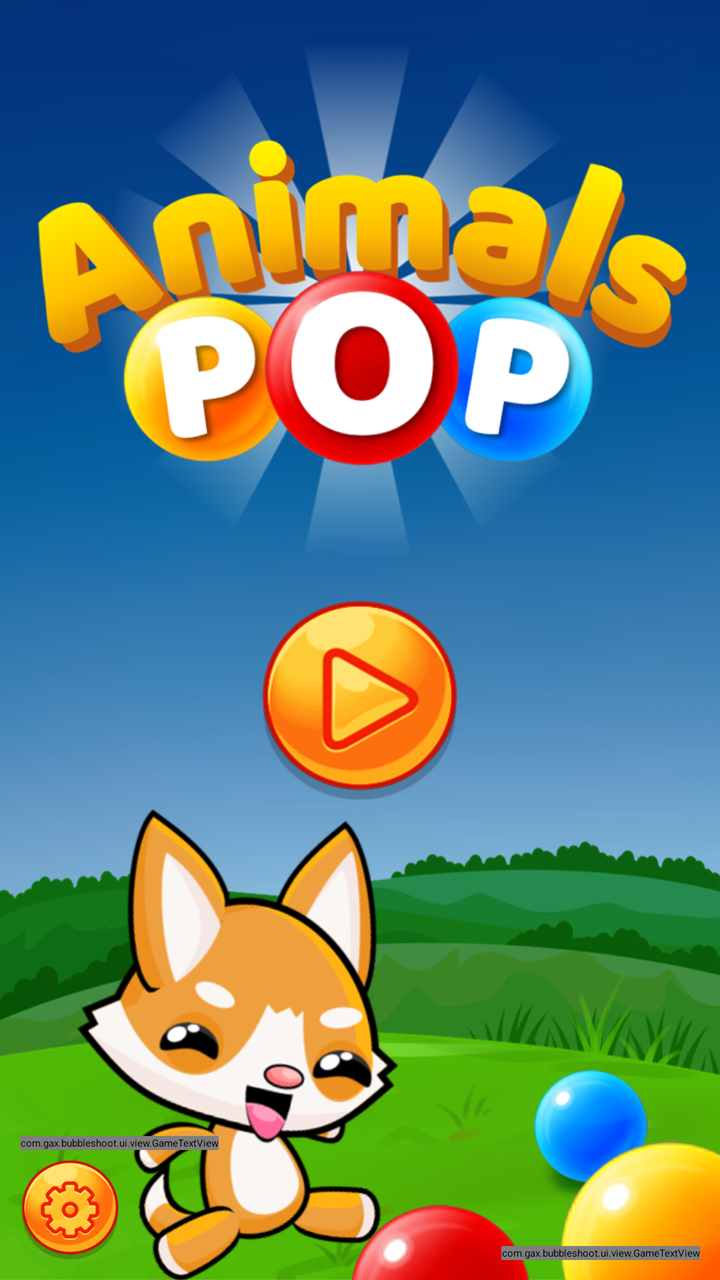
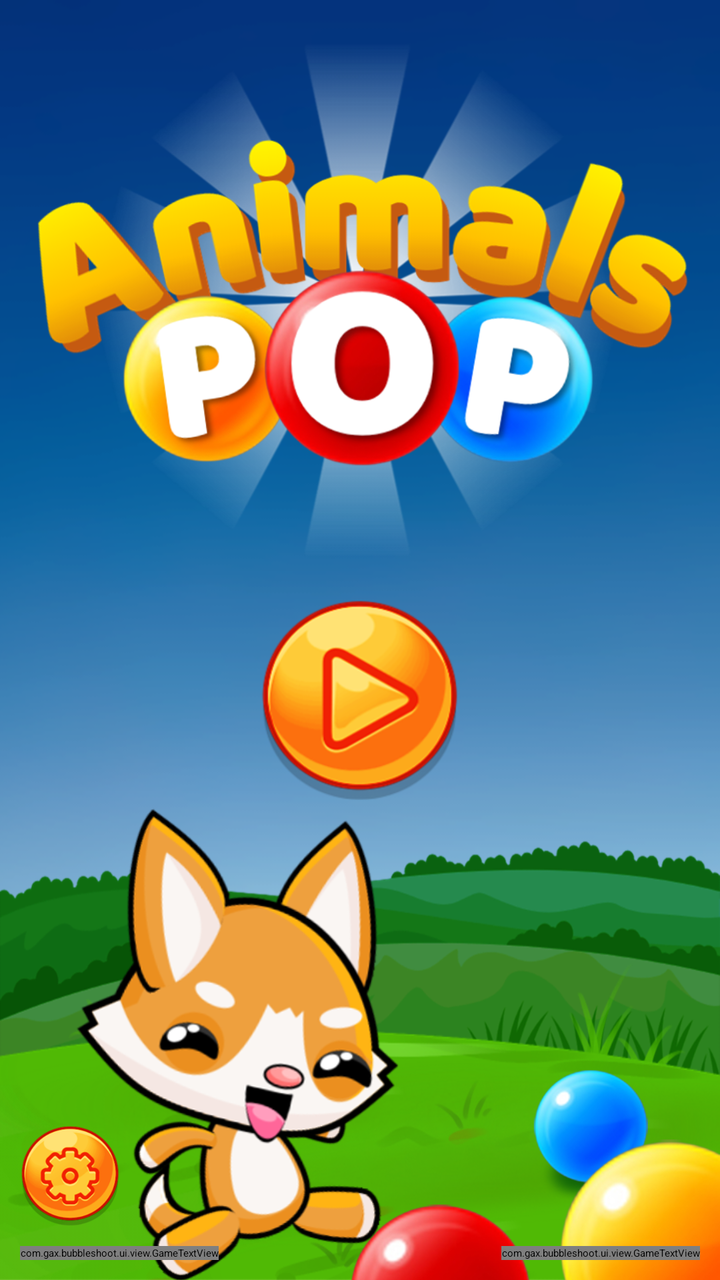

The first picture is an Android layout as it rendered before a commit; the second is the same layout after the commit. The layout source and the unified diff follow.
<!-- AndroidManifest.xml: application theme Theme.App.Starting -->
<!-- res/layout/fragment_menu.xml -->
<?xml version="1.0" encoding="utf-8"?>
<androidx.constraintlayout.widget.ConstraintLayout
    xmlns:android="http://schemas.android.com/apk/res/android"
    xmlns:app="http://schemas.android.com/apk/res-auto"
    xmlns:tools="http://schemas.android.com/tools"
    android:layout_width="match_parent"
    android:layout_height="match_parent"
    tools:ignore="ContentDescription">

    <ImageView
        android:layout_width="0dp"
        android:layout_height="0dp"
        android:scaleType="centerCrop"
        android:src="@drawable/bg"
        app:layout_constraintBottom_toBottomOf="parent"
        app:layout_constraintEnd_toEndOf="parent"
        app:layout_constraintStart_toStartOf="parent"
        app:layout_constraintTop_toTopOf="parent" />

    <ImageView
        android:layout_width="0dp"
        android:layout_height="0dp"
        android:src="@drawable/foreground_menu"
        app:layout_constraintBottom_toBottomOf="parent"
        app:layout_constraintDimensionRatio="14:9"
        app:layout_constraintEnd_toEndOf="parent"
        app:layout_constraintStart_toStartOf="parent" />

    <ImageView
        android:id="@+id/image_logo_bg"
        android:layout_width="@dimen/image_logo_bg_width"
        android:layout_height="@dimen/image_logo_bg_width"
        android:src="@drawable/light_bg"
        app:layout_constraintEnd_toEndOf="parent"
        app:layout_constraintStart_toStartOf="parent"
        app:layout_constraintTop_toTopOf="parent" />

    <ImageView
        android:id="@+id/image_logo"
        android:layout_width="@dimen/image_logo_width"
        android:layout_height="0dp"
        android:src="@drawable/logo"
        app:layout_constraintBottom_toBottomOf="@+id/image_logo_bg"
        app:layout_constraintDimensionRatio="2:1"
        app:layout_constraintEnd_toEndOf="@+id/image_logo_bg"
        app:layout_constraintStart_toStartOf="@+id/image_logo_bg"
        app:layout_constraintTop_toTopOf="@+id/image_logo_bg" />

    <ImageView
        android:id="@+id/image_fox"
        android:layout_width="@dimen/image_logo_fox_width"
        android:layout_height="@dimen/image_logo_fox_width"
        android:src="@drawable/fox_logo"
        app:layout_constraintBottom_toBottomOf="parent"
        app:layout_constraintStart_toStartOf="parent"
        app:layout_constraintTop_toBottomOf="@id/btn_start"
        app:layout_constraintVertical_bias="0.3" />

    <ImageButton
        android:id="@+id/btn_start"
        android:layout_width="@dimen/btn_start_width"
        android:layout_height="@dimen/btn_start_width"
        android:background="@drawable/btn_start"
        app:layout_constraintEnd_toEndOf="parent"
        app:layout_constraintStart_toStartOf="parent"
        app:layout_constraintTop_toBottomOf="@+id/image_logo_bg" />

    <ImageButton
        android:id="@+id/btn_setting"
        android:layout_width="@dimen/btn_round_width"
        android:layout_height="@dimen/btn_round_width"
        android:layout_margin="@dimen/margin_10"
        android:background="@drawable/btn_setting"
        app:layout_constraintBottom_toBottomOf="parent"
        app:layout_constraintStart_toStartOf="parent" />

    <com.gax.bubbleshoot.ui.view.GameTextView
        android:id="@+id/txt_version"
        android:layout_width="wrap_content"
        android:layout_height="wrap_content"
        android:layout_marginStart="@dimen/margin_10"
        android:layout_marginBottom="@dimen/margin_5"
        app:fontFamily="@font/baloo"
        android:gravity="start"
        android:text="@string/app_version"
        android:textColor="@color/white"
        android:textSize="@dimen/txt_footer_size"
        android:textStyle="bold"
        app:layout_constraintBottom_toTopOf="@id/btn_setting"
        app:layout_constraintStart_toStartOf="parent" />

    <com.gax.bubbleshoot.ui.view.GameTextView
        android:id="@+id/txt_credit"
        android:layout_width="wrap_content"
        android:layout_height="wrap_content"
        android:layout_marginEnd="@dimen/margin_10"
        android:layout_marginBottom="@dimen/margin_10"
        app:fontFamily="@font/baloo"
        android:gravity="end"
        android:text="@string/app_credit"
        android:textColor="@color/white"
        android:textSize="@dimen/txt_footer_size"
        android:textStyle="bold"
        app:layout_constraintBottom_toBottomOf="parent"
        app:layout_constraintEnd_toEndOf="parent" />

</androidx.constraintlayout.widget.ConstraintLayout>
<!-- resources referenced by this layout -->
<resources>
  <color name="white">#FFFFFFFF</color>
  <dimen name="btn_round_width">50dp</dimen>
  <dimen name="btn_start_width">100dp</dimen>
  <dimen name="image_logo_bg_width">300dp</dimen>
  <dimen name="image_logo_fox_width">250dp</dimen>
  <dimen name="image_logo_width">350dp</dimen>
  <dimen name="margin_10">10dp</dimen>
  <dimen name="margin_5">5dp</dimen>
  <dimen name="txt_footer_size">11sp</dimen>
  <!-- drawable bg: png bitmap (drawable, 175560 bytes) -->
  <!-- drawable btn_setting: png bitmap (drawable, 47301 bytes) -->
  <!-- drawable btn_start: png bitmap (drawable, 39498 bytes) -->
  <!-- drawable foreground_menu: png bitmap (drawable, 281967 bytes) -->
  <!-- drawable fox_logo: png bitmap (drawable, 80107 bytes) -->
  <!-- drawable light_bg: png bitmap (drawable, 126167 bytes) -->
  <!-- drawable logo: png bitmap (drawable, 231627 bytes) -->
  <string name="app_credit">By GamerArnabXYZ</string>
  <string name="app_version">1.2</string>
  <style name="Theme.App.Starting" parent="Theme.SplashScreen">
          <item name="windowSplashScreenBackground">@android:color/white</item>
          
          <item name="windowSplashScreenAnimatedIcon">@drawable/logo_splash</item>
          <item name="postSplashScreenTheme">@style/Theme.AnimalsPop</item>
      </style>
  <!-- drawable logo_splash: png bitmap (drawable, 68027 bytes) -->
  <style name="Theme.AnimalsPop" parent="Theme.MaterialComponents.DayNight.NoActionBar">
          
          <item name="colorPrimary">@color/purple_500</item>
          <item name="colorPrimaryVariant">@color/purple_700</item>
          <item name="colorOnPrimary">@color/white</item>
          
          <item name="colorSecondary">@color/teal_200</item>
          <item name="colorSecondaryVariant">@color/teal_700</item>
          <item name="colorOnSecondary">@color/black</item>
          
          <item name="android:statusBarColor" tools:targetApi="l">?attr/colorPrimaryVariant</item>
          
      </style>
  <color name="purple_500">#FF6200EE</color>
  <color name="purple_700">#FF3700B3</color>
  <color name="teal_200">#FF03DAC5</color>
  <color name="teal_700">#FF018786</color>
  <color name="black">#FF000000</color>
</resources>

<!-- the commit's change to res/layout/fragment_menu.xml (unified diff, before → after) -->
@@ -71,7 +71,7 @@
         android:layout_height="@dimen/btn_round_width"
         android:layout_margin="@dimen/margin_10"
         android:background="@drawable/btn_setting"
-        app:layout_constraintBottom_toBottomOf="parent"
+        app:layout_constraintBottom_toTopOf="@id/txt_version"
         app:layout_constraintStart_toStartOf="parent" />
 
     <com.gax.bubbleshoot.ui.view.GameTextView
@@ -79,14 +79,14 @@
         android:layout_width="wrap_content"
         android:layout_height="wrap_content"
         android:layout_marginStart="@dimen/margin_10"
-        android:layout_marginBottom="@dimen/margin_5"
+        android:layout_marginBottom="@dimen/margin_10"
         app:fontFamily="@font/baloo"
         android:gravity="start"
         android:text="@string/app_version"
         android:textColor="@color/white"
         android:textSize="@dimen/txt_footer_size"
         android:textStyle="bold"
-        app:layout_constraintBottom_toTopOf="@id/btn_setting"
+        app:layout_constraintBottom_toBottomOf="parent"
         app:layout_constraintStart_toStartOf="parent" />
 
     <com.gax.bubbleshoot.ui.view.GameTextView
<!-- resource entries referenced after the edit -->
@@ -7,15 +7,14 @@
   <dimen name="image_logo_fox_width">250dp</dimen>
   <dimen name="image_logo_width">350dp</dimen>
   <dimen name="margin_10">10dp</dimen>
-  <dimen name="margin_5">5dp</dimen>
   <dimen name="txt_footer_size">11sp</dimen>
-  <!-- drawable bg: png bitmap (drawable, 175560 bytes) -->
-  <!-- drawable btn_setting: png bitmap (drawable, 47301 bytes) -->
-  <!-- drawable btn_start: png bitmap (drawable, 39498 bytes) -->
-  <!-- drawable foreground_menu: png bitmap (drawable, 281967 bytes) -->
-  <!-- drawable fox_logo: png bitmap (drawable, 80107 bytes) -->
-  <!-- drawable light_bg: png bitmap (drawable, 126167 bytes) -->
-  <!-- drawable logo: png bitmap (drawable, 231627 bytes) -->
+  <!-- drawable bg: webp bitmap (drawable, 78562 bytes) -->
+  <!-- drawable btn_setting: webp bitmap (drawable, 25760 bytes) -->
+  <!-- drawable btn_start: webp bitmap (drawable, 22700 bytes) -->
+  <!-- drawable foreground_menu: webp bitmap (drawable, 152798 bytes) -->
+  <!-- drawable fox_logo: webp bitmap (drawable, 47448 bytes) -->
+  <!-- drawable light_bg: webp bitmap (drawable, 54612 bytes) -->
+  <!-- drawable logo: webp bitmap (drawable, 115608 bytes) -->
   <string name="app_credit">By GamerArnabXYZ</string>
   <string name="app_version">1.2</string>
   <style name="Theme.App.Starting" parent="Theme.SplashScreen">
@@ -24,7 +23,7 @@
           <item name="windowSplashScreenAnimatedIcon">@drawable/logo_splash</item>
           <item name="postSplashScreenTheme">@style/Theme.AnimalsPop</item>
       </style>
-  <!-- drawable logo_splash: png bitmap (drawable, 68027 bytes) -->
+  <!-- drawable logo_splash: webp bitmap (drawable, 46124 bytes) -->
   <style name="Theme.AnimalsPop" parent="Theme.MaterialComponents.DayNight.NoActionBar">
           
           <item name="colorPrimary">@color/purple_500</item>
